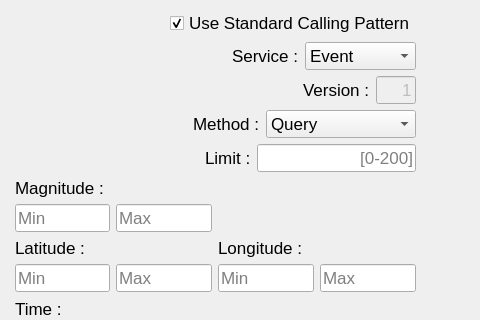
Above: EMV/Dialogs/fdsnrequestdialog.ui from reon/EMV-4 before the change; both pictures show x 285 to 765 and y 0 to 320 of the 765 by 692 pixel window. Below: the same form after it.
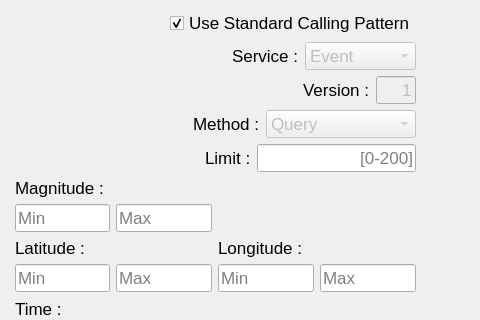
That is the form after the change.

Diff of the .ui file:
```diff
--- a/EMV/Dialogs/fdsnrequestdialog.ui
+++ b/EMV/Dialogs/fdsnrequestdialog.ui
@@ -139,6 +139,9 @@
       </item>
       <item>
        <widget class="QComboBox" name="ServiceSelect">
+        <property name="enabled">
+         <bool>false</bool>
+        </property>
         <property name="currentText">
          <string>Event</string>
         </property>
@@ -261,6 +264,9 @@
       </item>
       <item>
        <widget class="QComboBox" name="MethodSelect">
+        <property name="enabled">
+         <bool>false</bool>
+        </property>
         <property name="sizePolicy">
          <sizepolicy hsizetype="Minimum" vsizetype="Fixed">
           <horstretch>0</horstretch>
```
